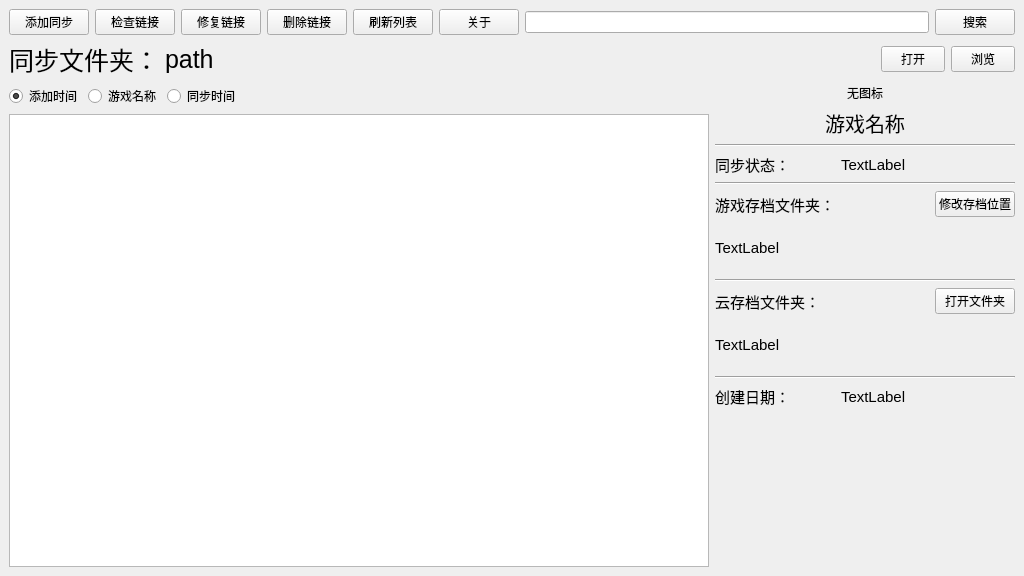
This is UI/MainW.ui in cfwnico/GameSavedataSync as Qt 5 draws it before an edit. The edited form follows.
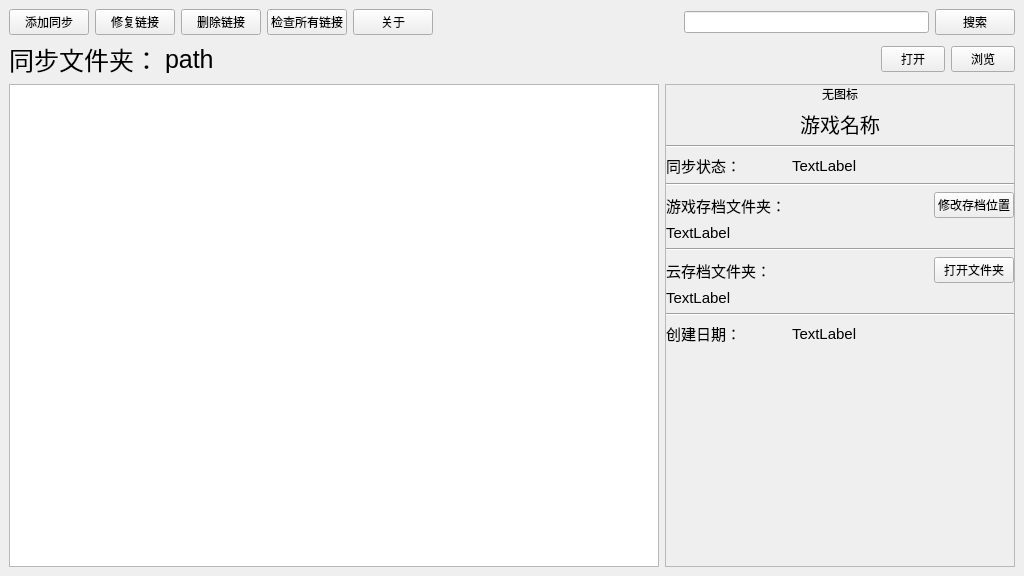
This is the edited form.

```diff
--- a/UI/MainW.ui
+++ b/UI/MainW.ui
@@ -26,37 +26,48 @@
    <string>GameSavedataSync</string>
   </property>
   <widget class="QWidget" name="centralwidget">
-   <layout class="QGridLayout" name="gridLayout_2" columnstretch="3,1">
-    <item row="2" column="0">
      <layout class="QVBoxLayout" name="verticalLayout">
       <item>
-       <layout class="QHBoxLayout" name="horizontalLayout_3">
+     <layout class="QHBoxLayout" name="horizontalLayout">
         <item>
-         <widget class="QRadioButton" name="radioButton_2">
+       <widget class="QPushButton" name="create_sync_btn">
           <property name="text">
-           <string>添加时间</string>
-          </property>
-          <property name="checked">
-           <bool>true</bool>
+         <string>添加同步</string>
+        </property>
+       </widget>
+      </item>
+      <item>
+       <widget class="QPushButton" name="fix_sync_btn">
+        <property name="text">
+         <string>修复链接</string>
           </property>
          </widget>
         </item>
         <item>
-         <widget class="QRadioButton" name="radioButton_3">
+       <widget class="QPushButton" name="del_sync_btn">
           <property name="text">
-           <string>游戏名称</string>
+         <string>删除链接</string>
           </property>
          </widget>
         </item>
         <item>
-         <widget class="QRadioButton" name="radioButton">
+       <widget class="QPushButton" name="check_sync_btn">
           <property name="text">
-           <string>同步时间</string>
+         <string>检查所有链接</string>
           </property>
          </widget>
         </item>
         <item>
-         <spacer name="horizontalSpacer">
+       <widget class="QPushButton" name="about_btn">
+        <property name="text">
+         <string>关于</string>
+        </property>
+       </widget>
+      </item>
+      <item>
+       <layout class="QHBoxLayout" name="horizontalLayout_7">
+        <item>
+         <spacer name="horizontalSpacer_4">
           <property name="orientation">
            <enum>Qt::Horizontal</enum>
           </property>
@@ -68,21 +79,112 @@
           </property>
          </spacer>
         </item>
+        <item>
+         <widget class="QLineEdit" name="lineEdit"/>
+        </item>
+        <item>
+         <widget class="QPushButton" name="serach_btn">
+          <property name="text">
+           <string>搜索</string>
+          </property>
+         </widget>
+        </item>
        </layout>
       </item>
+     </layout>
+    </item>
       <item>
-       <widget class="QListWidget" name="sync_listwidget">
+     <layout class="QHBoxLayout" name="horizontalLayout_2">
+      <item>
+       <widget class="QLabel" name="label_6">
+        <property name="maximumSize">
+         <size>
+          <width>150</width>
+          <height>16777215</height>
+         </size>
+        </property>
         <property name="font">
          <font>
-          <pointsize>15</pointsize>
+          <pointsize>19</pointsize>
          </font>
         </property>
+        <property name="text">
+         <string>同步文件夹：</string>
+        </property>
        </widget>
       </item>
+      <item>
+       <widget class="QLabel" name="cloud_path_label">
+        <property name="font">
+         <font>
+          <pointsize>19</pointsize>
+          <bold>false</bold>
+         </font>
+        </property>
+        <property name="text">
+         <string>path</string>
+        </property>
+       </widget>
+      </item>
+      <item>
+       <widget class="QPushButton" name="open_cloud_btn">
+        <property name="maximumSize">
+         <size>
+          <width>64</width>
+          <height>16777215</height>
+         </size>
+        </property>
+        <property name="text">
+         <string>打开</string>
+        </property>
+       </widget>
+      </item>
+      <item>
+       <widget class="QPushButton" name="pushButton_8">
+        <property name="maximumSize">
+         <size>
+          <width>64</width>
+          <height>16777215</height>
+         </size>
+        </property>
+        <property name="text">
+         <string>浏览</string>
+        </property>
+       </widget>
+      </item>
      </layout>
     </item>
-    <item row="2" column="1">
-     <layout class="QGridLayout" name="gridLayout" columnstretch="1,2">
+    <item>
+     <layout class="QGridLayout" name="gridLayout">
+      <item row="0" column="1">
+       <widget class="QFrame" name="frame">
+        <property name="maximumSize">
+         <size>
+          <width>350</width>
+          <height>16777215</height>
+         </size>
+        </property>
+        <property name="frameShape">
+         <enum>QFrame::StyledPanel</enum>
+        </property>
+        <property name="frameShadow">
+         <enum>QFrame::Raised</enum>
+        </property>
+        <layout class="QHBoxLayout" name="horizontalLayout_4">
+         <property name="leftMargin">
+          <number>0</number>
+         </property>
+         <property name="topMargin">
+          <number>0</number>
+         </property>
+         <property name="rightMargin">
+          <number>0</number>
+         </property>
+         <property name="bottomMargin">
+          <number>0</number>
+         </property>
+         <item>
+          <layout class="QGridLayout" name="gridLayout_2" columnstretch="1,2">
       <item row="3" column="0">
        <widget class="QLabel" name="label_7">
         <property name="font">
@@ -117,16 +219,16 @@
         <property name="text">
          <string>TextLabel</string>
         </property>
+             <property name="scaledContents">
+              <bool>true</bool>
+             </property>
+             <property name="wordWrap">
+              <bool>true</bool>
+             </property>
        </widget>
       </item>
       <item row="6" column="0" colspan="2">
        <widget class="QLabel" name="savepath_label">
-        <property name="minimumSize">
-         <size>
-          <width>0</width>
-          <height>50</height>
-         </size>
-        </property>
         <property name="font">
          <font>
           <pointsize>11</pointsize>
@@ -135,6 +237,9 @@
         <property name="text">
          <string>TextLabel</string>
         </property>
+             <property name="scaledContents">
+              <bool>true</bool>
+             </property>
         <property name="wordWrap">
          <bool>true</bool>
         </property>
@@ -166,12 +271,6 @@
       </item>
       <item row="9" column="0" colspan="2">
        <widget class="QLabel" name="cloudata_path_label">
-        <property name="minimumSize">
-         <size>
-          <width>0</width>
-          <height>50</height>
-         </size>
-        </property>
         <property name="font">
          <font>
           <pointsize>11</pointsize>
@@ -180,6 +279,9 @@
         <property name="text">
          <string>TextLabel</string>
         </property>
+             <property name="scaledContents">
+              <bool>true</bool>
+             </property>
         <property name="wordWrap">
          <bool>true</bool>
         </property>
@@ -195,6 +297,12 @@
         <property name="text">
          <string>TextLabel</string>
         </property>
+             <property name="scaledContents">
+              <bool>true</bool>
+             </property>
+             <property name="wordWrap">
+              <bool>true</bool>
+             </property>
        </widget>
       </item>
       <item row="12" column="0" colspan="2">
@@ -222,6 +330,9 @@
         <property name="text">
          <string>无图标</string>
         </property>
+             <property name="scaledContents">
+              <bool>true</bool>
+             </property>
         <property name="alignment">
          <set>Qt::AlignCenter</set>
         </property>
@@ -229,18 +340,6 @@
       </item>
       <item row="1" column="0" colspan="2">
        <widget class="QLabel" name="gamename_label">
-        <property name="minimumSize">
-         <size>
-          <width>300</width>
-          <height>0</height>
-         </size>
-        </property>
-        <property name="maximumSize">
-         <size>
-          <width>300</width>
-          <height>16777215</height>
-         </size>
-        </property>
         <property name="font">
          <font>
           <pointsize>15</pointsize>
@@ -249,6 +348,9 @@
         <property name="text">
          <string>游戏名称</string>
         </property>
+             <property name="scaledContents">
+              <bool>true</bool>
+             </property>
         <property name="alignment">
          <set>Qt::AlignCenter</set>
         </property>
@@ -279,7 +381,7 @@
        </widget>
       </item>
       <item row="5" column="1">
-       <layout class="QHBoxLayout" name="horizontalLayout_4">
+            <layout class="QHBoxLayout" name="horizontalLayout_5">
         <item>
          <spacer name="horizontalSpacer_2">
           <property name="orientation">
@@ -294,7 +396,7 @@
          </spacer>
         </item>
         <item>
-         <widget class="QPushButton" name="pushButton_12">
+              <widget class="QPushButton" name="edit_savedata_btn">
           <property name="text">
            <string>修改存档位置</string>
           </property>
@@ -303,7 +405,7 @@
        </layout>
       </item>
       <item row="8" column="1">
-       <layout class="QHBoxLayout" name="horizontalLayout_5">
+            <layout class="QHBoxLayout" name="horizontalLayout_6">
         <item>
          <spacer name="horizontalSpacer_3">
           <property name="orientation">
@@ -328,118 +430,15 @@
       </item>
      </layout>
     </item>
-    <item row="0" column="0" colspan="2">
-     <layout class="QHBoxLayout" name="horizontalLayout">
-      <item>
-       <widget class="QPushButton" name="pushButton">
-        <property name="text">
-         <string>添加同步</string>
-        </property>
-       </widget>
-      </item>
-      <item>
-       <widget class="QPushButton" name="pushButton_3">
-        <property name="text">
-         <string>检查链接</string>
-        </property>
-       </widget>
-      </item>
-      <item>
-       <widget class="QPushButton" name="pushButton_2">
-        <property name="text">
-         <string>修复链接</string>
-        </property>
-       </widget>
-      </item>
-      <item>
-       <widget class="QPushButton" name="pushButton_4">
-        <property name="text">
-         <string>删除链接</string>
-        </property>
-       </widget>
-      </item>
-      <item>
-       <widget class="QPushButton" name="pushButton_5">
-        <property name="text">
-         <string>刷新列表</string>
-        </property>
-       </widget>
-      </item>
-      <item>
-       <widget class="QPushButton" name="pushButton_6">
-        <property name="text">
-         <string>关于</string>
-        </property>
-       </widget>
-      </item>
-      <item>
-       <widget class="QLineEdit" name="lineEdit"/>
-      </item>
-      <item>
-       <widget class="QPushButton" name="pushButton_7">
-        <property name="text">
-         <string>搜索</string>
-        </property>
-       </widget>
-      </item>
-     </layout>
-    </item>
-    <item row="1" column="0" colspan="2">
-     <layout class="QHBoxLayout" name="horizontalLayout_2">
-      <item>
-       <widget class="QLabel" name="label_6">
-        <property name="maximumSize">
-         <size>
-          <width>150</width>
-          <height>16777215</height>
-         </size>
-        </property>
-        <property name="font">
-         <font>
-          <pointsize>19</pointsize>
-         </font>
-        </property>
-        <property name="text">
-         <string>同步文件夹：</string>
-        </property>
+        </layout>
        </widget>
       </item>
-      <item>
-       <widget class="QLabel" name="cloud_path_label">
+      <item row="0" column="0">
+       <widget class="QListWidget" name="sync_listwidget">
         <property name="font">
          <font>
-          <pointsize>19</pointsize>
-          <bold>false</bold>
+          <pointsize>15</pointsize>
          </font>
-        </property>
-        <property name="text">
-         <string>path</string>
-        </property>
-       </widget>
-      </item>
-      <item>
-       <widget class="QPushButton" name="pushButton_9">
-        <property name="maximumSize">
-         <size>
-          <width>64</width>
-          <height>16777215</height>
-         </size>
-        </property>
-        <property name="text">
-         <string>打开</string>
-        </property>
-       </widget>
-      </item>
-      <item>
-       <widget class="QPushButton" name="pushButton_8">
-        <property name="maximumSize">
-         <size>
-          <width>64</width>
-          <height>16777215</height>
-         </size>
-        </property>
-        <property name="text">
-         <string>浏览</string>
         </property>
        </widget>
       </item>
```
Lines whose indentation alone changed are shown as unchanged.
